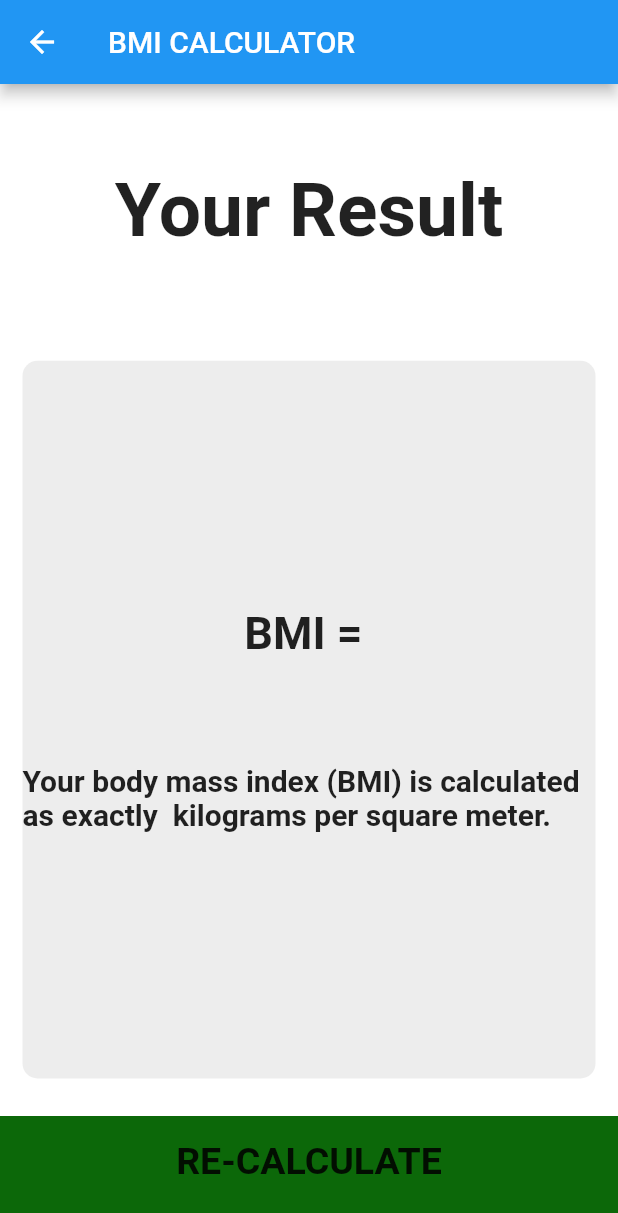
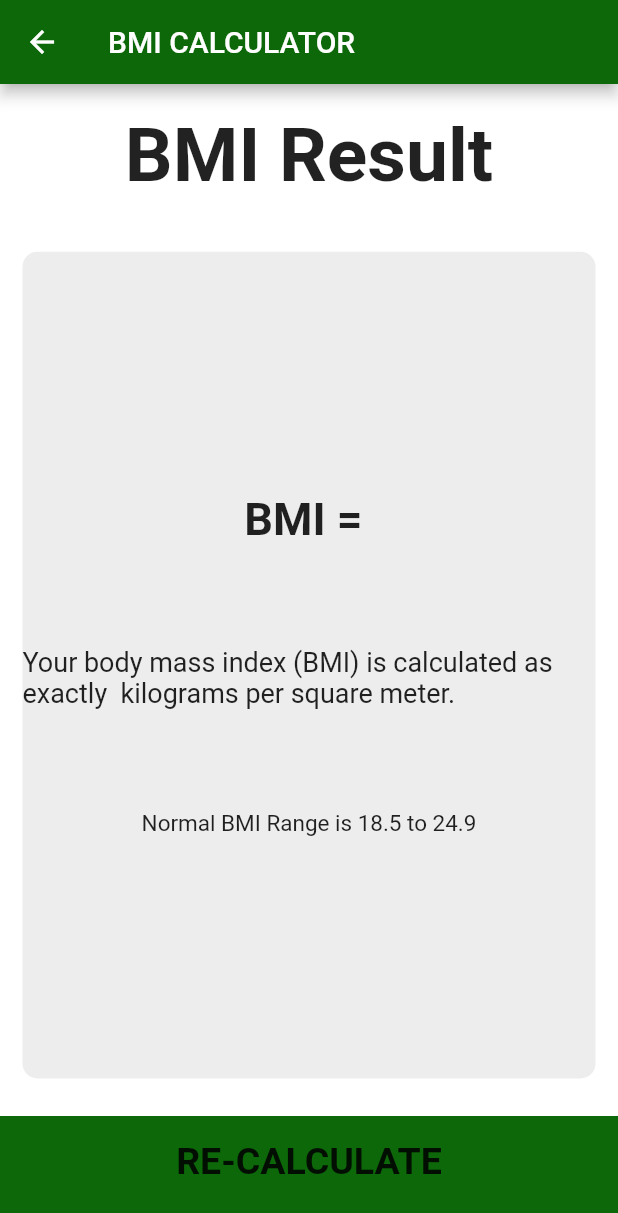
Before and after one commit to MJehan/BMI_Calculator, a Flutter app: the ResultsPage screen opened directly with empty values, on a phone screen of 412 x 824 dp. Shown: the top 1213 px of the screen. Run offline on Flutter 3.47's test engine with Material 2 defaults, Android fonts, the phone set to English and light mode, and no system bars; our stand-ins replace font_awesome_flutter.

```diff
--- a/lib/constants.dart
+++ b/lib/constants.dart
@@ -35,12 +35,16 @@ const kBMIResultTextStyle = TextStyle(
   fontWeight: FontWeight.bold,
 );
 const kBMITextStyle = TextStyle(
-  fontSize: 20.0,
-  fontWeight: FontWeight.bold,
+  fontSize: 18.0,
+  fontWeight: FontWeight.w400,
+);
+const kMessageTextStyle = TextStyle(
+  fontSize: 15.0,
 );
 const kBodyTextStyle = TextStyle(
   fontSize: 22.0,
   fontWeight: FontWeight.bold,
+  color: Colors.red
 );
 const kButtomTExtStyle =  TextStyle(
   fontSize: 18,
--- a/lib/screens/results_page.dart
+++ b/lib/screens/results_page.dart
@@ -20,6 +20,7 @@ class ResultsPage extends StatelessWidget {
     return Scaffold(
       appBar: AppBar(
         title: const Text('BMI CALCULATOR'),
+        backgroundColor: const Color(0xFF0c6809),
       ),
       body: Column(
         mainAxisAlignment: MainAxisAlignment.spaceEvenly,
@@ -30,13 +31,13 @@ class ResultsPage extends StatelessWidget {
               padding: const EdgeInsets.all(15.0),
               alignment: Alignment.center,
               child: const Text(
-                'Your Result',
+                'BMI Result',
                 style: kTitleTextStyle,
               ),
             ),
           ),
           Expanded(
-            flex: 3,
+            flex: 6,
             child: ReusableCard(
               colour: kActiveColor,
               cardChild: Column(
@@ -54,6 +55,10 @@ class ResultsPage extends StatelessWidget {
                   Text(
                     'Your body mass index (BMI) is calculated as exactly $bmiResult kilograms per square meter.',
                     style: kBMITextStyle,
+                  ),
+                  const Text(
+                    'Normal BMI Range is 18.5 to 24.9',
+                    style: kMessageTextStyle,
                   ),
                   Text(
                     interpretation,
```
Also changed, not shown: lib/calculate_function.dart (+7 -18 lines).
